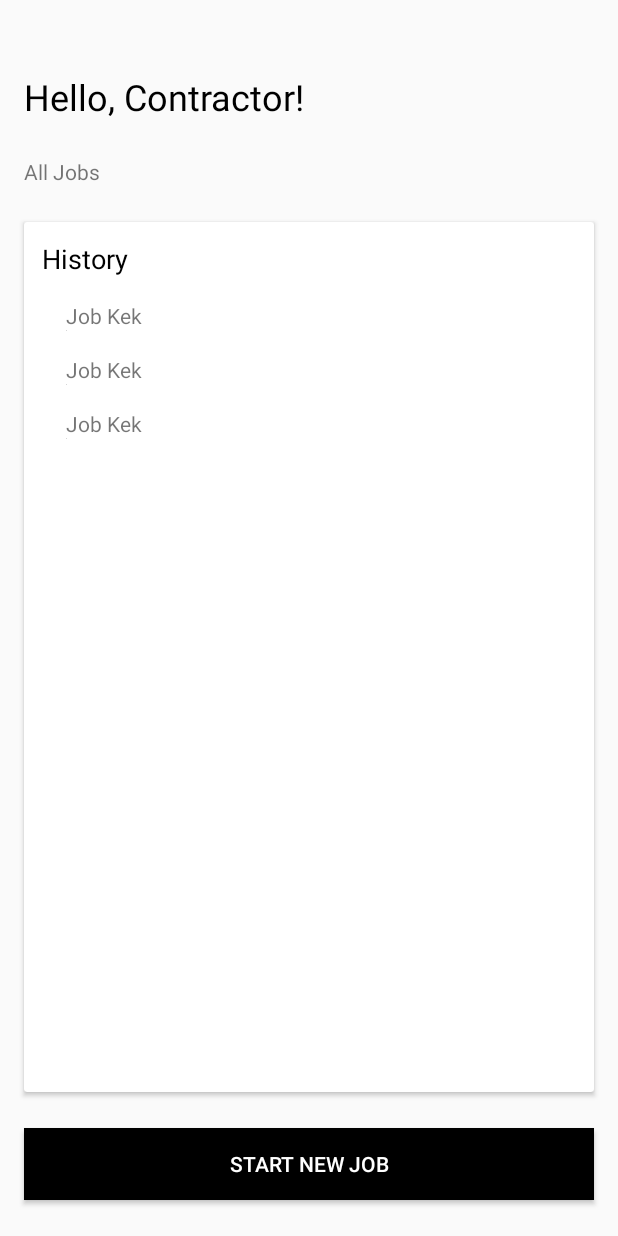
After one commit to mal977/EasyTracker, an Android app: the layout fragment_job_list.xml on its own in the app's theme, with its tools: preview values and no code run, on a phone screen of 412 x 824 dp. The commit adds this screen. Run offline under Robolectric (Android 15) with nearby library versions, the phone set to English and light mode, and no system bars.

Commit message:
added fragment_login layout added mobel_job layout

```diff
--- a/EasyTracker/app/build.gradle
+++ b/EasyTracker/app/build.gradle
@@ -10,7 +10,7 @@ android {
         targetSdkVersion 29
         versionCode 1
         versionName "1.0"
-
+        vectorDrawables.useSupportLibrary = true
         testInstrumentationRunner "androidx.test.runner.AndroidJUnitRunner"
     }
 
--- /dev/null
+++ b/EasyTracker/app/src/main/res/layout/fragment_job_list.xml
@@ -0,0 +1,79 @@
+<?xml version="1.0" encoding="utf-8"?>
+<androidx.constraintlayout.widget.ConstraintLayout xmlns:android="http://schemas.android.com/apk/res/android"
+    xmlns:app="http://schemas.android.com/apk/res-auto"
+    android:layout_width="match_parent"
+    android:layout_height="match_parent"
+    xmlns:tools="http://schemas.android.com/tools">
+
+    <TextView
+        android:id="@+id/tv_title_hello"
+        android:layout_width="wrap_content"
+        android:layout_height="wrap_content"
+        android:layout_marginStart="16dp"
+        android:layout_marginTop="48dp"
+        android:text="@string/hello_contractor"
+        android:textColor="@color/design_default_color_on_secondary"
+        android:textSize="24sp"
+        app:layout_constraintStart_toStartOf="parent"
+        app:layout_constraintTop_toTopOf="parent" />
+
+    <TextView
+        android:id="@+id/tv_title_all_jobs"
+        android:layout_width="wrap_content"
+        android:layout_height="wrap_content"
+        android:layout_marginTop="24dp"
+        android:text="@string/all_jobs"
+        app:layout_constraintStart_toStartOf="@+id/tv_title_hello"
+        app:layout_constraintTop_toBottomOf="@+id/tv_title_hello" />
+
+    <androidx.cardview.widget.CardView
+        android:id="@+id/cardView4"
+        android:layout_width="match_parent"
+        android:layout_height="0dp"
+        android:layout_marginStart="16dp"
+        android:layout_marginTop="24dp"
+        android:layout_marginEnd="16dp"
+        android:layout_marginBottom="24dp"
+        app:layout_constraintBottom_toTopOf="@+id/button2"
+        app:layout_constraintEnd_toEndOf="parent"
+        app:layout_constraintStart_toStartOf="parent"
+        app:layout_constraintTop_toBottomOf="@+id/tv_title_all_jobs">
+
+
+        <LinearLayout
+            android:layout_width="match_parent"
+            android:layout_height="match_parent"
+            android:orientation="vertical"
+            android:padding="12dp">
+
+            <TextView
+                android:id="@+id/tv_title_history"
+                android:layout_width="wrap_content"
+                android:layout_height="wrap_content"
+                android:text="@string/history"
+                android:textColor="@color/design_default_color_on_secondary"
+                android:textSize="18sp" />
+
+            <androidx.recyclerview.widget.RecyclerView
+                android:layout_width="match_parent"
+                android:layout_height="match_parent"
+                android:layout_marginTop="8dp"
+                tools:listitem="@layout/model_job"/>
+        </LinearLayout>
+
+    </androidx.cardview.widget.CardView>
+
+    <Button
+        android:id="@+id/button2"
+        android:layout_width="0dp"
+        android:layout_height="wrap_content"
+        android:layout_marginStart="16dp"
+        android:layout_marginEnd="16dp"
+        android:layout_marginBottom="24dp"
+        android:background="@color/design_default_color_on_secondary"
+        android:text="@string/start_new_job"
+        android:textColor="@color/design_default_color_background"
+        app:layout_constraintBottom_toBottomOf="parent"
+        app:layout_constraintEnd_toEndOf="parent"
+        app:layout_constraintStart_toStartOf="parent" />
+</androidx.constraintlayout.widget.ConstraintLayout>
--- a/EasyTracker/app/src/main/res/layout/fragment_login.xml
+++ b/EasyTracker/app/src/main/res/layout/fragment_login.xml
@@ -9,12 +9,13 @@
 
     <androidx.constraintlayout.widget.ConstraintLayout
         android:layout_width="match_parent"
-        android:layout_height="match_parent">
+        android:layout_height="wrap_content">
 
         <ImageView
             android:id="@+id/imageView"
             android:layout_width="86dp"
             android:layout_height="86dp"
+            android:contentDescription="TODO"
             app:layout_constraintBottom_toBottomOf="parent"
             app:layout_constraintEnd_toEndOf="parent"
             app:layout_constraintHorizontal_bias="0.498"
--- /dev/null
+++ b/EasyTracker/app/src/main/res/layout/model_job.xml
@@ -0,0 +1,25 @@
+<?xml version="1.0" encoding="utf-8"?>
+<androidx.constraintlayout.widget.ConstraintLayout xmlns:android="http://schemas.android.com/apk/res/android"
+    xmlns:app="http://schemas.android.com/apk/res-auto"
+    xmlns:tools="http://schemas.android.com/tools"
+    android:layout_width="wrap_content"
+    android:layout_height="wrap_content"
+    android:padding="8dp">
+
+    <TextView
+        android:id="@+id/textView2"
+        android:layout_width="wrap_content"
+        android:layout_height="wrap_content"
+        android:layout_marginStart="8dp"
+        android:text="Job Kek"
+        app:layout_constraintStart_toStartOf="parent"
+        app:layout_constraintTop_toTopOf="parent" />
+
+    <ImageView
+        android:id="@+id/imageView2"
+        android:layout_width="wrap_content"
+        android:layout_height="wrap_content"
+        app:layout_constraintStart_toStartOf="@+id/textView2"
+        app:layout_constraintTop_toBottomOf="@+id/textView2"
+        tools:srcCompat="@tools:sample/avatars" />
+</androidx.constraintlayout.widget.ConstraintLayout>
--- a/EasyTracker/app/src/main/res/values/strings.xml
+++ b/EasyTracker/app/src/main/res/values/strings.xml
@@ -19,4 +19,11 @@
 
     <string name="hello_first_fragment">Hello first fragment</string>
     <string name="hello_second_fragment">Hello second fragment. Arg: %1$s</string>
+
+
+    //Job List Fragment
+    <string name="hello_contractor">Hello, Contractor!</string>
+    <string name="all_jobs">All Jobs</string>
+    <string name="start_new_job">Start New Job</string>
+    <string name="history">History</string>
 </resources>
```
